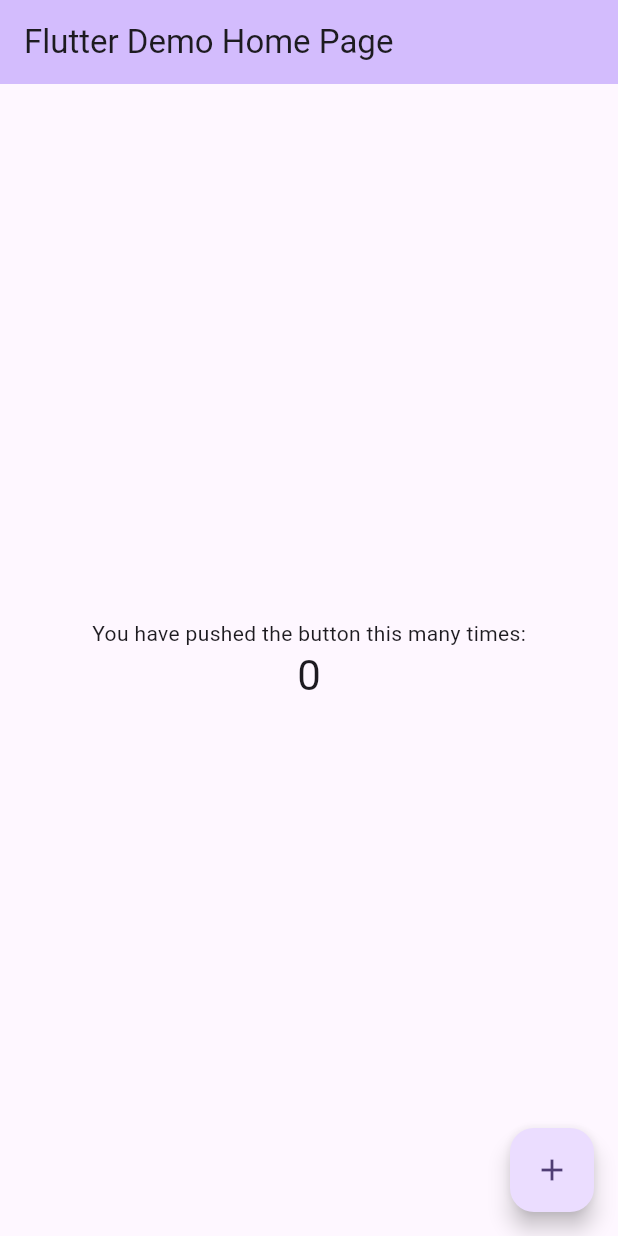
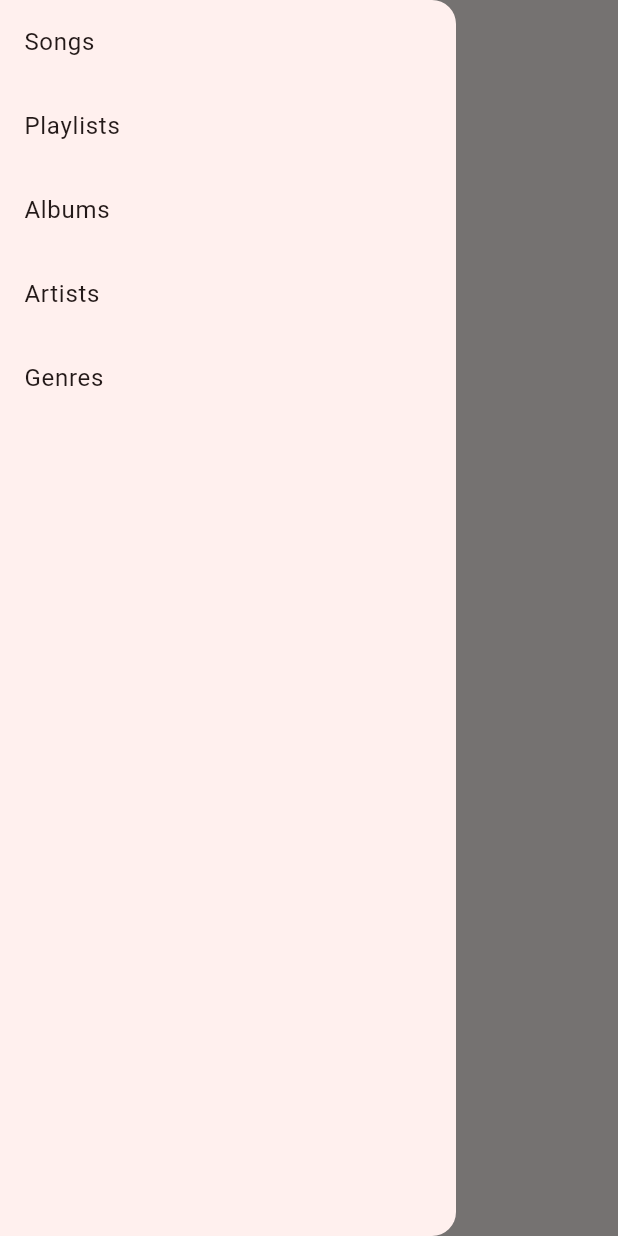
Before and after one commit to OpyrusDevOp/BetterTune, a Flutter app: the screen it shows after launch, with the side drawer open (before the commit the screen has no drawer), on a phone screen of 412 x 824 dp. Run offline on Flutter 3.47's test engine with Material 3 defaults, Android fonts, the phone set to English and light mode, and no system bars.

Commit message:
Set: welcome screen Drawer

```diff
--- a/lib/main.dart
+++ b/lib/main.dart
@@ -1,3 +1,4 @@
+import 'package:bettertune/screens/welcome_screen.dart';
 import 'package:flutter/material.dart';
 
 void main() {
@@ -28,95 +29,9 @@ class MyApp extends StatelessWidget {
         //
         // This works for code too, not just values: Most code changes can be
         // tested with just a hot reload.
-        colorScheme: .fromSeed(seedColor: Colors.deepPurple),
+        colorScheme: .fromSeed(seedColor: Colors.red),
       ),
-      home: const MyHomePage(title: 'Flutter Demo Home Page'),
+      home: const WelcomeScreen(),
     );
   }
 }
-
-class MyHomePage extends StatefulWidget {
-  const MyHomePage({super.key, required this.title});
-
-  // This widget is the home page of your application. It is stateful, meaning
-  // that it has a State object (defined below) that contains fields that affect
-  // how it looks.
-
-  // This class is the configuration for the state. It holds the values (in this
-  // case the title) provided by the parent (in this case the App widget) and
-  // used by the build method of the State. Fields in a Widget subclass are
-  // always marked "final".
-
-  final String title;
-
-  @override
-  State<MyHomePage> createState() => _MyHomePageState();
-}
-
-class _MyHomePageState extends State<MyHomePage> {
-  int _counter = 0;
-
-  void _incrementCounter() {
-    setState(() {
-      // This call to setState tells the Flutter framework that something has
-      // changed in this State, which causes it to rerun the build method below
-      // so that the display can reflect the updated values. If we changed
-      // _counter without calling setState(), then the build method would not be
-      // called again, and so nothing would appear to happen.
-      _counter++;
-    });
-  }
-
-  @override
-  Widget build(BuildContext context) {
-    // This method is rerun every time setState is called, for instance as done
-    // by the _incrementCounter method above.
-    //
-    // The Flutter framework has been optimized to make rerunning build methods
-    // fast, so that you can just rebuild anything that needs updating rather
-    // than having to individually change instances of widgets.
-    return Scaffold(
-      appBar: AppBar(
-        // TRY THIS: Try changing the color here to a specific color (to
-        // Colors.amber, perhaps?) and trigger a hot reload to see the AppBar
-        // change color while the other colors stay the same.
-        backgroundColor: Theme.of(context).colorScheme.inversePrimary,
-        // Here we take the value from the MyHomePage object that was created by
-        // the App.build method, and use it to set our appbar title.
-        title: Text(widget.title),
-      ),
-      body: Center(
-        // Center is a layout widget. It takes a single child and positions it
-        // in the middle of the parent.
-        child: Column(
-          // Column is also a layout widget. It takes a list of children and
-          // arranges them vertically. By default, it sizes itself to fit its
-          // children horizontally, and tries to be as tall as its parent.
-          //
-          // Column has various properties to control how it sizes itself and
-          // how it positions its children. Here we use mainAxisAlignment to
-          // center the children vertically; the main axis here is the vertical
-          // axis because Columns are vertical (the cross axis would be
-          // horizontal).
-          //
-          // TRY THIS: Invoke "debug painting" (choose the "Toggle Debug Paint"
-          // action in the IDE, or press "p" in the console), to see the
-          // wireframe for each widget.
-          mainAxisAlignment: .center,
-          children: [
-            const Text('You have pushed the button this many times:'),
-            Text(
-              '$_counter',
-              style: Theme.of(context).textTheme.headlineMedium,
-            ),
-          ],
-        ),
-      ),
-      floatingActionButton: FloatingActionButton(
-        onPressed: _incrementCounter,
-        tooltip: 'Increment',
-        child: const Icon(Icons.add),
-      ),
-    );
-  }
-}
--- /dev/null
+++ b/lib/screens/welcome_screen.dart
@@ -0,0 +1,61 @@
+import 'package:flutter/material.dart';
+
+class WelcomeScreen extends StatefulWidget {
+  const WelcomeScreen({super.key});
+
+  @override
+  State<WelcomeScreen> createState() => WelcomeScreenState();
+}
+
+class WelcomeScreenState extends State<WelcomeScreen> {
+  int _selectedIndex = 0;
+
+  @override
+  Widget build(BuildContext context) {
+    return SafeArea(
+      child: Scaffold(
+        appBar: AppBar(
+          leading: Builder(
+            builder: (context) {
+              return IconButton(
+                icon: const Icon(Icons.menu),
+                onPressed: () {
+                  Scaffold.of(context).openDrawer();
+                },
+              );
+            },
+          ),
+        ),
+        drawer: Drawer(
+          child: ListView(
+            padding: EdgeInsets.zero,
+            children: [
+              createDrawerOption('Songs', 1),
+              createDrawerOption('Playlists', 2),
+              createDrawerOption('Albums', 3),
+              createDrawerOption('Artists', 4),
+              createDrawerOption('Genres', 5),
+            ],
+          ),
+        ),
+      ),
+    );
+  }
+
+  void _onItemTapped(int index) {
+    setState(() {
+      _selectedIndex = index;
+    });
+  }
+
+  ListTile createDrawerOption(String title, int itemIndex) => ListTile(
+    title: Text(title),
+    selected: _selectedIndex == itemIndex,
+    onTap: () {
+      // Update the state of the app
+      _onItemTapped(1);
+      // Then close the drawer
+      Navigator.pop(context);
+    },
+  );
+}
--- a/pubspec.yaml
+++ b/pubspec.yaml
@@ -34,6 +34,7 @@ dependencies:
   # The following adds the Cupertino Icons font to your application.
   # Use with the CupertinoIcons class for iOS style icons.
   cupertino_icons: ^1.0.8
+  flutter_floating_bottom_bar: ^1.3.0
 
 dev_dependencies:
   flutter_test:
```
Also changed, not shown: .zed/debug.json (added), pubspec.lock.
